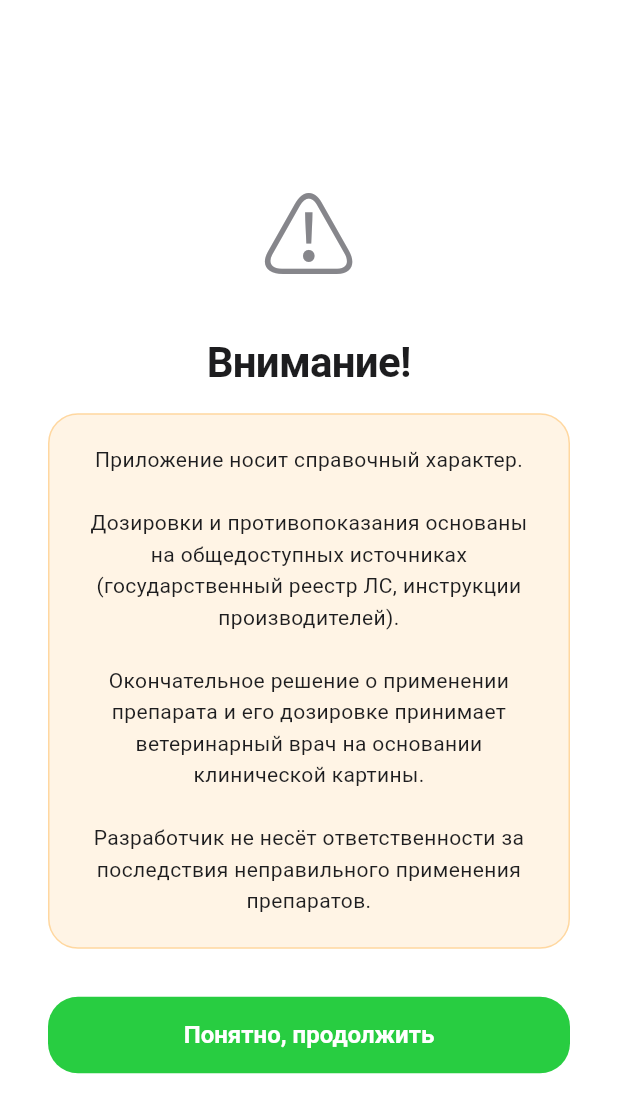
After one commit to shray77/vetvoice, a Flutter app: the screen it shows after launch, on a phone screen of 412 x 824 dp. The commit adds this screen. Shown: the top 1113 px of the screen. Run offline on Flutter 3.47's test engine with Material 3 defaults, Android fonts, the phone set to English and light mode, and no system bars; our stand-ins replace flutter_tts, pdf, printing, share_plus, shared_preferences, speech_to_text.

Commit message:
v1.19.0: AppBar fix, status bar, debounce, disclaimer
Based on external code review feedback:

1. AppBar: 10+ icons → 3 main + PopupMenuButton
   - Search, Favorites, History, WakeWord, AutoSpeak — main bar
   - Protocols, Interactions, Withdrawal, Infusion, Diseases,
     Fluid therapy, Settings — in PopupMenuButton (three dots)
   - Fixes overflow on narrow screens (360dp)

2. Status bar: adaptive brightness
   - AnnotatedRegion<SystemUiOverlayStyle> in MaterialApp.builder
   - Dark theme: white icons (Brightness.light)
   - Light theme: dark icons (Brightness.dark)
   - Fixes invisible status bar icons in OLED dark theme

3. Debounce in DrugDropdown (300ms)
   - Timer cancels previous search on each keystroke
   - Reduces 11 sorts to 1 when typing 'амоксициллин'
   - Dropdown shows immediately, filtering after 300ms pause

4. Disclaimer screen on first launch
   - Modal dialog: 'Приложение носит справочный характер...'
   - Saved in SharedPreferences (disclaimer_accepted)
   - Legal protection for the developer

5. DivisionByZero: verified guard exists
   - if (concentration > 0 && actualDosePerKg > 0) — already protected
   - Falls through to 'Рассчитайте по инструкции' if concentration = 0

Version: 1.18.0+22 → 1.19.0+23

```diff
--- a/lib/main.dart
+++ b/lib/main.dart
@@ -1,51 +1,77 @@
 import 'package:flutter/material.dart';
 import 'package:flutter/services.dart';
 import 'screens/home_screen.dart';
+import 'screens/disclaimer_screen.dart';
 import 'utils/app_theme.dart';
 import 'services/theme_service.dart';
+import 'services/favorites_service.dart';
+import 'services/history_service.dart';
+import 'package:shared_preferences/shared_preferences.dart';
 
 void main() async {
   WidgetsFlutterBinding.ensureInitialized();
 
-  // 🆕 Инициализируем ThemeService (загружает выбор темы из SharedPreferences)
+  // 🆕 Инициализация сервисов
   final themeService = ThemeService();
   await themeService.init();
-
-  // Устанавливаем статус-бар
-  SystemChrome.setSystemUIOverlayStyle(
-    const SystemUiOverlayStyle(
-      statusBarColor: Colors.transparent,
-      statusBarIconBrightness: Brightness.dark,
-      statusBarBrightness: Brightness.light,
-    ),
-  );
+  final favoritesService = FavoritesService();
+  await favoritesService.init();
+  final historyService = HistoryService();
+  await historyService.init();
 
   // Блокируем ориентацию (только портрет)
-  SystemChrome.setPreferredOrientations([
+  await SystemChrome.setPreferredOrientations([
     DeviceOrientation.portraitUp,
     DeviceOrientation.portraitDown,
   ]);
 
-  runApp(VetVoiceApp(themeService: themeService));
+  // 🆕 Проверяем первый запуск
+  final prefs = await SharedPreferences.getInstance();
+  final disclaimerAccepted = prefs.getBool('disclaimer_accepted') ?? false;
+
+  runApp(VetVoiceApp(
+    themeService: themeService,
+    showDisclaimer: !disclaimerAccepted,
+  ));
 }
 
 class VetVoiceApp extends StatelessWidget {
   final ThemeService themeService;
+  final bool showDisclaimer;
 
-  const VetVoiceApp({super.key, required this.themeService});
+  const VetVoiceApp({
+    super.key,
+    required this.themeService,
+    this.showDisclaimer = false,
+  });
 
   @override
   Widget build(BuildContext context) {
     return AnimatedBuilder(
       animation: themeService,
       builder: (context, _) {
+        final isDark = themeService.themeMode == ThemeMode.dark ||
+            (themeService.themeMode == ThemeMode.system &&
+                MediaQuery.platformBrightnessOf(context) == Brightness.dark);
+
         return MaterialApp(
           title: 'VetVoice AI',
           debugShowCheckedModeBanner: false,
           theme: AppTheme.lightTheme,
-          darkTheme: AppTheme.darkTheme,  // 🆕
-          themeMode: themeService.themeMode,  // 🆕 light / dark / system
-          home: const HomeScreen(),
+          darkTheme: AppTheme.darkTheme,
+          themeMode: themeService.themeMode,
+          // 🆕 Статус-бар адаптивный
+          builder: (context, child) {
+            return AnnotatedRegion<SystemUiOverlayStyle>(
+              value: SystemUiOverlayStyle(
+                statusBarColor: Colors.transparent,
+                statusBarIconBrightness: isDark ? Brightness.light : Brightness.dark,
+                statusBarBrightness: isDark ? Brightness.dark : Brightness.light,
+              ),
+              child: child!,
+            );
+          },
+          home: showDisclaimer ? const DisclaimerScreen() : const HomeScreen(),
         );
       },
     );
--- /dev/null
+++ b/lib/screens/disclaimer_screen.dart
@@ -0,0 +1,86 @@
+// DisclaimerScreen — модальный дисклеймер при первом запуске.
+//
+// Показывается один раз. После нажатия «Понятно» — сохраняет флаг
+// в SharedPreferences и больше не появляется.
+
+import 'package:flutter/material.dart';
+import 'package:shared_preferences/shared_preferences.dart';
+import '../utils/app_theme.dart';
+import 'home_screen.dart';
+
+class DisclaimerScreen extends StatefulWidget {
+  const DisclaimerScreen({super.key});
+
+  @override
+  State<DisclaimerScreen> createState() => _DisclaimerScreenState();
+}
+
+class _DisclaimerScreenState extends State<DisclaimerScreen> {
+  @override
+  Widget build(BuildContext context) {
+    return Scaffold(
+      body: SafeArea(
+        child: Padding(
+          padding: const EdgeInsets.all(32),
+          child: Column(
+            mainAxisAlignment: MainAxisAlignment.center,
+            children: [
+              const Text('⚠️', style: TextStyle(fontSize: 64)),
+              const SizedBox(height: 24),
+              Text(
+                'Внимание!',
+                style: Theme.of(context).textTheme.headlineLarge,
+              ),
+              const SizedBox(height: 16),
+              Container(
+                padding: const EdgeInsets.all(20),
+                decoration: BoxDecoration(
+                  color: AppTheme.warningOrange.withOpacity(0.1),
+                  borderRadius: BorderRadius.circular(AppTheme.radiusLarge),
+                  border: Border.all(
+                      color: AppTheme.warningOrange.withOpacity(0.3)),
+                ),
+                child: const Text(
+                  'Приложение носит справочный характер.\n\n'
+                  'Дозировки и противопоказания основаны на '
+                  'общедоступных источниках (государственный реестр ЛС, '
+                  'инструкции производителей).\n\n'
+                  'Окончательное решение о применении препарата '
+                  'и его дозировке принимает ветеринарный врач '
+                  'на основании клинической картины.\n\n'
+                  'Разработчик не несёт ответственности за '
+                  'последствия неправильного применения препаратов.',
+                  textAlign: TextAlign.center,
+                  style: TextStyle(
+                    fontSize: 14,
+                    height: 1.5,
+                    color: AppTheme.textPrimary,
+                  ),
+                ),
+              ),
+              const SizedBox(height: 32),
+              SizedBox(
+                width: double.infinity,
+                child: ElevatedButton(
+                  onPressed: () async {
+                    final prefs = await SharedPreferences.getInstance();
+                    await prefs.setBool('disclaimer_accepted', true);
+                    if (mounted) {
+                      Navigator.pushReplacement(
+                        context,
+                        MaterialPageRoute(
+                          builder: (_) => const HomeScreen(),
+                        ),
+                      );
+                    }
+                  },
+                  child: const Text('Понятно, продолжить'),
+                ),
+              ),
+            ],
+          ),
+        ),
+      ),
+    );
+  }
+}
--- a/pubspec.yaml
+++ b/pubspec.yaml
@@ -1,7 +1,7 @@
 name: vetvoice_ai
 description: "VetVoice AI - Veterinary Drug Dosage Calculator with Voice Recognition"
 publish_to: 'none'
-version: 1.18.0+22  # 🆕 Sprint 3 final: PDF/CSV export
+version: 1.19.0+23  # 🆕 Sprint 3 final: PDF/CSV export
 
 environment:
   sdk: ^3.5.0
```
Also changed, not shown: lib/screens/home_screen.dart (+105 -149 lines), lib/widgets/drug_dropdown.dart (+14 -3 lines).
